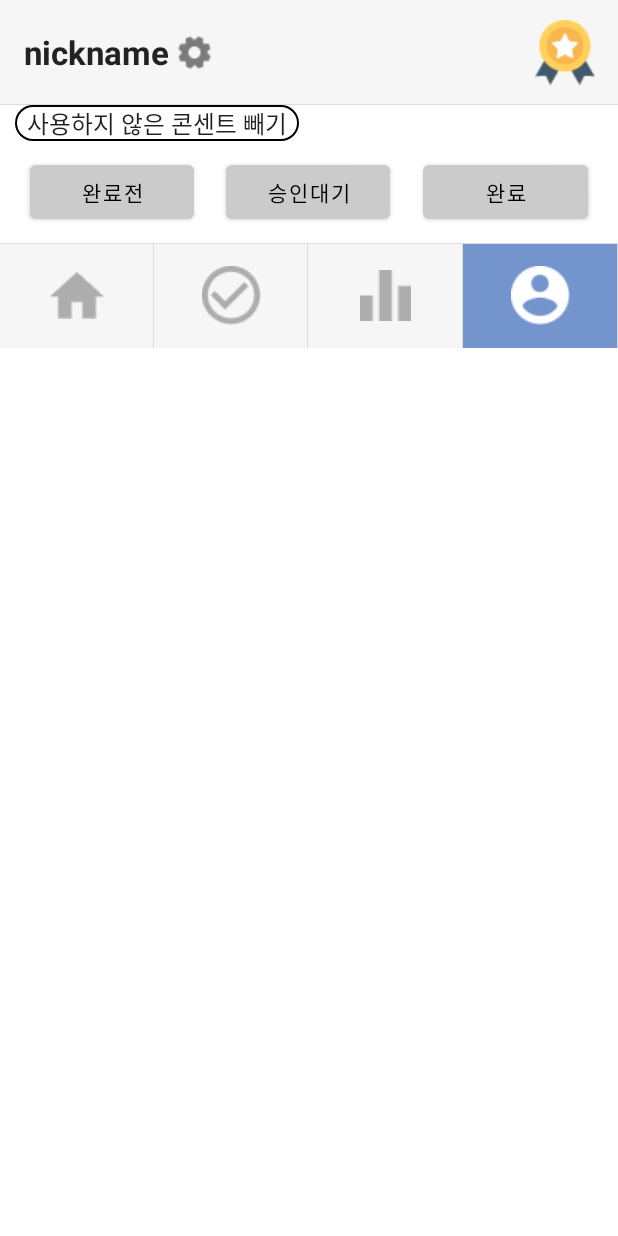
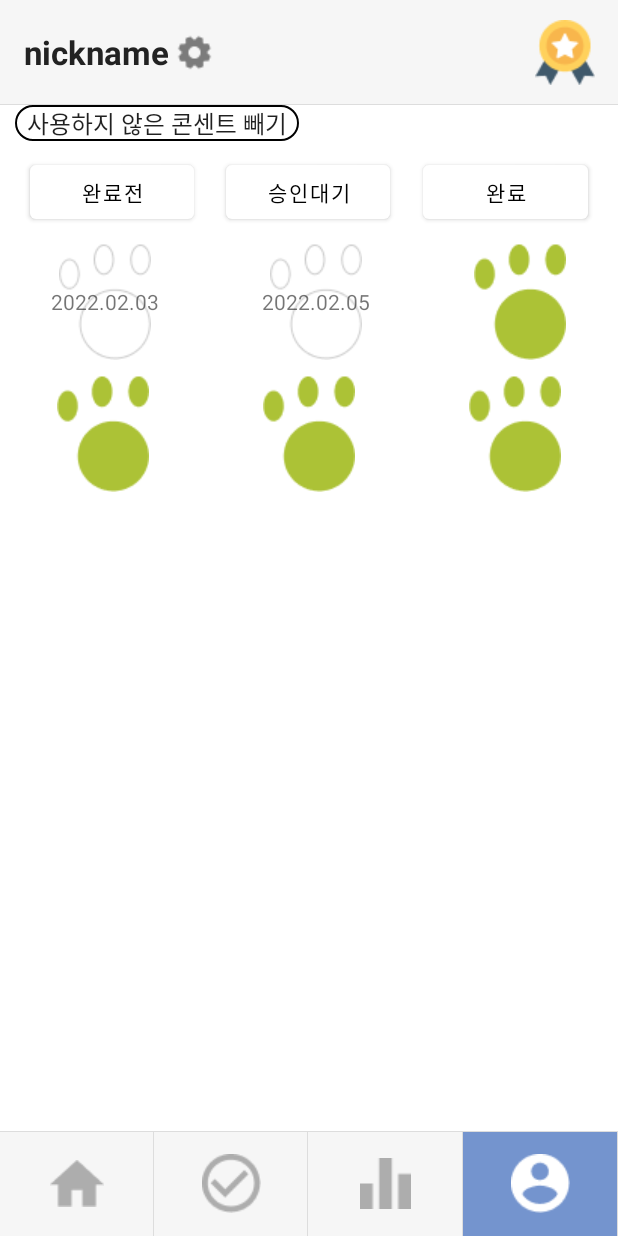
Before and after one commit to nohorang-horangteam/SuryongFootprint-Android, an Android app: the MypageMainActivity screen opened directly, with no data from a screen before it, on a phone screen of 412 x 824 dp. Run offline under Robolectric (Android 15) with nearby library versions, the phone set to English and light mode, and no system bars.

Commit message:
[ADD]final

```diff
--- a/app/src/main/java/kr/co/nohorang/suryongfootprint/MypageMainActivity.kt
+++ b/app/src/main/java/kr/co/nohorang/suryongfootprint/MypageMainActivity.kt
@@ -2,14 +2,19 @@ package kr.co.nohorang.suryongfootprint
 
 
 import android.content.Intent
+import android.os.Build
 import androidx.appcompat.app.AppCompatActivity
 import android.os.Bundle
 import android.view.View
 import android.widget.AdapterView
+import android.widget.Button
+import androidx.annotation.RequiresApi
 import kr.co.nohorang.suryongfootprint.databinding.ActivityMypageMainBinding
 
 class MypageMainActivity : AppCompatActivity() {
     val binding by lazy { ActivityMypageMainBinding.inflate(layoutInflater) }
+
+    @RequiresApi(Build.VERSION_CODES.M)
     override fun onCreate(savedInstanceState: Bundle?) {
         super.onCreate(savedInstanceState)
         setContentView(binding.root)
@@ -72,7 +77,7 @@ class MypageMainActivity : AppCompatActivity() {
         }
 
         //spinning(드롭다운)
-        val dropdown = binding.dropdown.adapter
+        val adapter = binding.dropdown.adapter
         binding.dropdown.onItemSelectedListener = object : AdapterView.OnItemSelectedListener {
             override fun onItemSelected(
                 parent: AdapterView<*>?,
@@ -80,15 +85,28 @@ class MypageMainActivity : AppCompatActivity() {
                 position: Int,
                 id: Long
             ) {
-                //발자국 불러오기
+
             }
 
             override fun onNothingSelected(parent: AdapterView<*>?) {
                 TODO("Not yet implemented")
             }
+        }
 
         //완료전 승인대기 완료 버튼
+        val color = getColor(R.color.btn_grey)
+
+        val button1: Button = findViewById(R.id.challenge_ing)
+        button1.setOnClickListener {
+            button1.setBackgroundColor(color)
+        }
+        val button2: Button = findViewById(R.id.challenge_approval)
+        button2.setOnClickListener {
+            button2.setBackgroundColor(color)
+        }
+        val button3: Button = findViewById(R.id.challenge_finish)
+        button3.setOnClickListener {
+            button3.setBackgroundColor(color)
         }
     }
-
 }
--- a/app/src/main/res/layout/activity_mypage_main.xml
+++ b/app/src/main/res/layout/activity_mypage_main.xml
@@ -83,7 +83,7 @@
             android:layout_weight="1"
             android:text="완료전"
             android:textColor="@color/black"
-            app:backgroundTint="@color/btn_grey" />
+            app:backgroundTint="@color/white" />
 
         <View
             android:layout_width="0dp"
@@ -96,7 +96,7 @@
             android:layout_height="wrap_content"
             android:layout_weight="1"
             android:text="승인대기"
-            app:backgroundTint="@color/btn_grey"
+            app:backgroundTint="@color/white"
             android:textColor="@color/black"/>
 
         <View
@@ -113,27 +113,100 @@
             android:layout_weight="1"
             android:text="완료"
             android:textColor="@color/black"
-            app:backgroundTint="@color/btn_grey" />
+            app:backgroundTint="@color/white" />
+
     </LinearLayout>
 
-    <ScrollView
+    <LinearLayout
         android:layout_width="match_parent"
-        android:layout_height="wrap_content">
+        android:layout_height="match_parent"
+        android:layout_weight="1"
+        android:orientation="vertical">
 
         <LinearLayout
             android:layout_width="match_parent"
             android:layout_height="wrap_content"
-            android:orientation="vertical">
+            android:layout_marginTop="10dp"
+            android:orientation="horizontal">
 
-            <androidx.recyclerview.widget.RecyclerView
-                android:layout_width="match_parent"
+            <FrameLayout
+                android:layout_width="wrap_content"
                 android:layout_height="match_parent"
-                android:layout_marginTop="10dp"
                 android:layout_weight="1">
 
-            </androidx.recyclerview.widget.RecyclerView>
+                <ImageView
+                    android:id="@+id/imageView"
+                    android:layout_width="wrap_content"
+                    android:layout_height="wrap_content"
+                    android:layout_weight="1"
+                    android:layout_gravity="center"
+                    app:srcCompat="@drawable/footprint_finished" />
+
+                <TextView
+                    android:id="@+id/date1"
+                    android:layout_width="wrap_content"
+                    android:layout_height="wrap_content"
+                    android:text="2022.02.03"
+                    android:layout_gravity="center"/>
+            </FrameLayout>
+
+            <FrameLayout
+                android:layout_width="wrap_content"
+                android:layout_height="wrap_content"
+                android:layout_weight="1">
+
+                <ImageView
+                    android:id="@+id/imageView2"
+                    android:layout_width="wrap_content"
+                    android:layout_height="wrap_content"
+                    android:layout_gravity="center"
+                    android:layout_weight="1"
+                    app:srcCompat="@drawable/footprint_finished" />
+                <TextView
+                    android:id="@+id/date2"
+                    android:layout_width="wrap_content"
+                    android:layout_height="wrap_content"
+                    android:text="2022.02.05"
+                    android:layout_gravity="center"/>
+            </FrameLayout>
+
+            <ImageView
+                android:id="@+id/imageView3"
+                android:layout_width="wrap_content"
+                android:layout_height="wrap_content"
+                android:layout_weight="1"
+                app:srcCompat="@drawable/footprint_ing" />
+
         </LinearLayout>
-    </ScrollView>
+
+        <LinearLayout
+            android:layout_width="match_parent"
+            android:layout_height="match_parent"
+            android:layout_marginTop="10dp">
+
+            <ImageView
+                android:id="@+id/imageView4"
+                android:layout_width="wrap_content"
+                android:layout_height="wrap_content"
+                android:layout_weight="1"
+                app:srcCompat="@drawable/footprint_ing" />
+
+            <ImageView
+                android:id="@+id/imageView5"
+                android:layout_width="wrap_content"
+                android:layout_height="wrap_content"
+                android:layout_weight="1"
+                app:srcCompat="@drawable/footprint_ing" />
+
+            <ImageView
+                android:id="@+id/imageView6"
+                android:layout_width="wrap_content"
+                android:layout_height="wrap_content"
+                android:layout_weight="1"
+                app:srcCompat="@drawable/footprint_ing" />
+        </LinearLayout>
+
+    </LinearLayout>
 
     <LinearLayout
         android:id="@+id/mainMenu"
```
Lines whose indentation alone changed are shown as unchanged.
